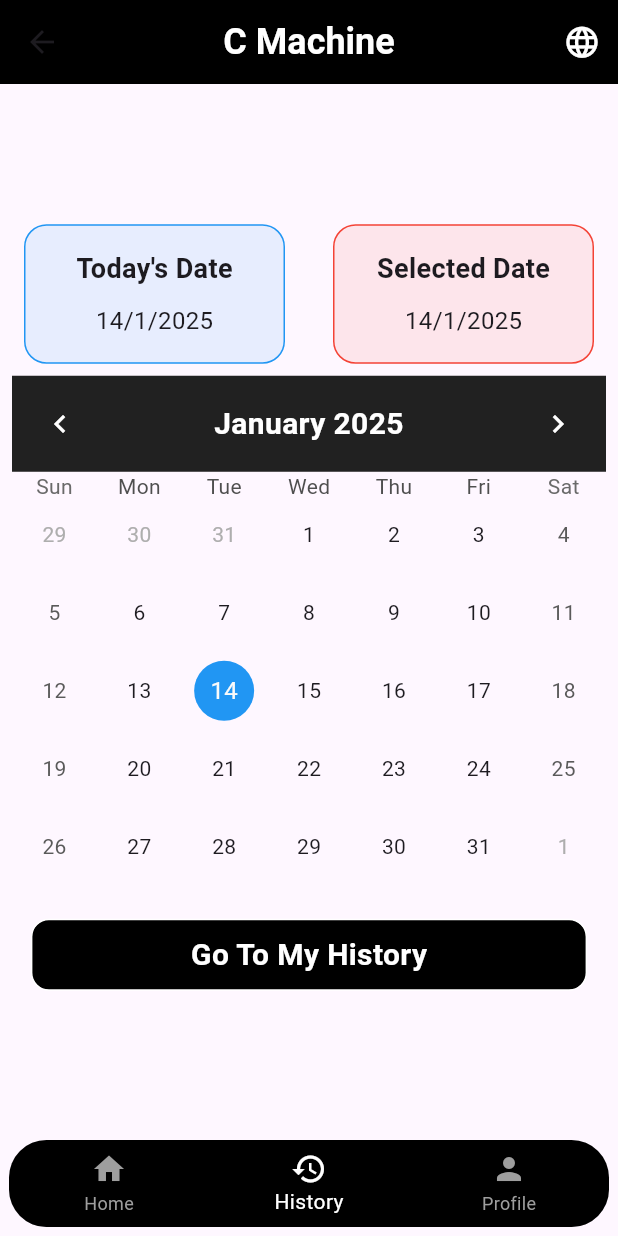
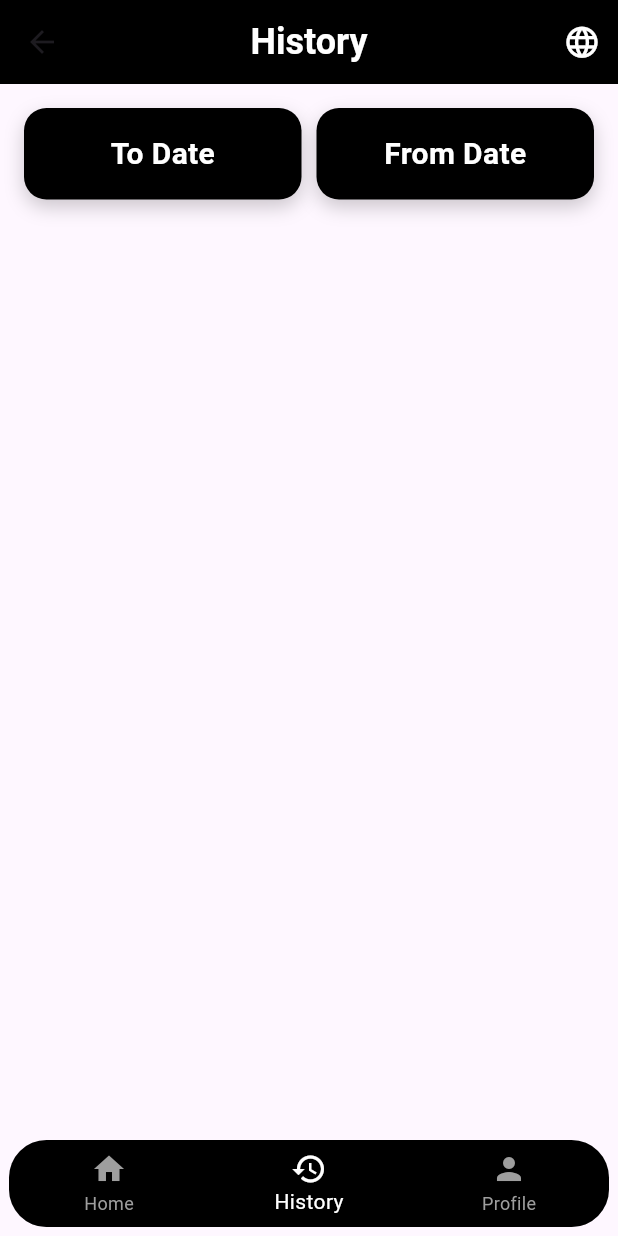
Before and after one commit to mazenelgaml/Clean-Machine, a Flutter app: the HistoryScreen screen opened directly, on a phone screen of 412 x 824 dp. Run offline on Flutter 3.47's test engine with Material 3 defaults, Android fonts, the light colour scheme and no system bars; drawn by our look-alikes of table_calendar; our stand-ins replace dio, get, image_picker, shared_preferences; accounts and stored records are empty.

Commit message:
Update history_screen.dart

```diff
--- a/lib/screens/history/history_screen/history_screen.dart
+++ b/lib/screens/history/history_screen/history_screen.dart
@@ -1,6 +1,5 @@
 import 'package:flutter/material.dart';
 import 'package:get/get.dart';
-import 'package:table_calendar/table_calendar.dart';
 
 import '../../../cutom_widgets/cutom_nav_bar.dart';
 import '../history_controller/history_controller.dart';
@@ -13,8 +12,41 @@ class HistoryScreen extends StatefulWidget {
 }
 
 class _HistoryScreenState extends State<HistoryScreen> {
-  DateTime _selectedDate = DateTime.now();
-  DateTime _todayDate = DateTime.now();
+  DateTime? _toDate;
+  DateTime? _fromDate;
+
+  void _selectDate(BuildContext context, {required bool isToDate}) async {
+    final DateTime? pickedDate = await showDatePicker(
+      context: context,
+      initialDate: DateTime.now(),
+      firstDate: DateTime(2000),
+      lastDate: DateTime(2100),
+      builder: (BuildContext context, Widget? child) {
+        return Theme(
+          data: ThemeData.dark().copyWith(
+            colorScheme: ColorScheme.dark(
+              primary: Colors.teal,
+              onPrimary: Colors.white,
+              surface: Colors.grey[850]!,
+              onSurface: Colors.white,
+            ),
+            dialogBackgroundColor: Colors.black,
+          ),
+          child: child!,
+        );
+      },
+    );
+
+    if (pickedDate != null) {
+      setState(() {
+        if (isToDate) {
+          _toDate = pickedDate;
+        } else {
+          _fromDate = pickedDate;
+        }
+      });
+    }
+  }
 
   @override
   Widget build(BuildContext context) {
@@ -26,7 +58,7 @@ class _HistoryScreenState extends State<HistoryScreen> {
               backgroundColor: Colors.black,
               leading: null,
               title: Text(
-          "C Machine",
+                "History",
                 style: TextStyle(
                   fontSize: 24,
                   fontWeight: FontWeight.bold,
@@ -47,137 +79,74 @@ class _HistoryScreenState extends State<HistoryScreen> {
                 ),
               ],
             ),
-      bottomNavigationBar: CustomNavBar(currentTabIndex: 1,),
-      body: Column(
-        mainAxisAlignment: MainAxisAlignment.center,
+            bottomNavigationBar: CustomNavBar(
+              currentTabIndex: 1,
+            ),
+            body: Padding(
+              padding: const EdgeInsets.all(16.0),
+              child: Column(
                 children: [
                   Row(
                     children: [
-              const SizedBox(height: 10),
                       Expanded(
-                child: Container(
-                  padding: const EdgeInsets.all(16.0),
-                  margin: const EdgeInsets.symmetric(horizontal: 16.0),
-                  decoration: BoxDecoration(
-                    color: Colors.blue.withOpacity(0.1),
-                    borderRadius: BorderRadius.circular(15),
-                    border: Border.all(color: Colors.blue),
-                  ),
-                  child: Column(
-                    mainAxisAlignment: MainAxisAlignment.center,
-                    children: [
-                      Text(
-                        "Today's Date",
-                        style: TextStyle(fontSize: 18, fontWeight: FontWeight.bold),
-                      ),
-                      const SizedBox(height: 10),
-                      Text(
-                        "${_todayDate.day}/${_todayDate.month}/${_todayDate.year}",
-                        style: const TextStyle(fontSize: 16),
-                      ),
-                    ],
+                        child: GestureDetector(
+                          onTap: () => _selectDate(context, isToDate: true),
+                          child: _buildDateContainer(
+                            _toDate,
+                            "To Date",
+                            Colors.black,
+                            Colors.white,
                           ),
                         ),
                       ),
-              const SizedBox(height: 10),
+                      const SizedBox(width: 10),
                       Expanded(
-                child: Container(
-                  padding: const EdgeInsets.all(16.0),
-                  margin: const EdgeInsets.symmetric(horizontal: 16.0),
-                  decoration: BoxDecoration(
-                    color: Colors.red.withOpacity(0.1),
-                    borderRadius: BorderRadius.circular(15),
-                    border: Border.all(color: Colors.red),
-                  ),
-                  child: Column(
-                    mainAxisAlignment: MainAxisAlignment.center,
-                    children: [
-                      Text(
-                        "Selected Date",
-                        style: TextStyle(fontSize: 18, fontWeight: FontWeight.bold),
-                      ),
-                      const SizedBox(height: 10),
-                      Text(
-                        "${_selectedDate.day}/${_selectedDate.month}/${_selectedDate.year}",
-                        style: const TextStyle(fontSize: 16),
-                      ),
-                    ],
+                        child: GestureDetector(
+                          onTap: () => _selectDate(context, isToDate: false),
+                          child: _buildDateContainer(
+                            _fromDate,
+                            "From Date",
+                            Colors.black,
+                            Colors.white,
                           ),
                         ),
                       ),
                     ],
                   ),
-          Padding(
-            padding: const EdgeInsets.all(8.0),
-            child: TableCalendar(
-              focusedDay: _todayDate,
-              firstDay: DateTime(2000),
-              lastDay: DateTime(2100),
-              calendarStyle: CalendarStyle(
-                selectedDecoration: BoxDecoration(
-                  color: Colors.blue,
-                  shape: BoxShape.circle,
-                ),
-                todayDecoration: BoxDecoration(
-                  color: Colors.green,
-                  shape: BoxShape.circle,
+                ],
               ),
             ),
-              headerStyle: HeaderStyle(
-                formatButtonVisible: false, // إخفاء زر تغيير العرض
-                titleCentered: true, // جعل العنوان في المنتصف
+          );
+        });
+  }
+
+  Widget _buildDateContainer(
+      DateTime? date, String label, Color bgColor, Color textColor) {
+    return Container(
+      padding: const EdgeInsets.symmetric(vertical: 16.0, horizontal: 12.0),
       decoration: BoxDecoration(
-                  color: Colors.grey[900], // لون الخلفية أفتح من الأسود
+        color: bgColor,
+        borderRadius: BorderRadius.circular(15),
+        boxShadow: [
+          BoxShadow(
+            color: Colors.black.withOpacity(0.2),
+            blurRadius: 10,
+            offset: const Offset(0, 5),
           ),
-                titleTextStyle: TextStyle(
-                  fontSize: 20,
-                  fontWeight: FontWeight.bold,
-                  color: Colors.white, // لون النص أبيض
-                ),
-                leftChevronIcon: Icon(
-                  Icons.chevron_left,
-                  color: Colors.white, // لون السهم الأبيض
-                ),
-                rightChevronIcon: Icon(
-                  Icons.chevron_right,
-                  color: Colors.white, // لون السهم الأبيض
-                ),
-              ),
-              selectedDayPredicate: (day) => isSameDay(_selectedDate, day),
-              onDaySelected: (selectedDay, focusedDay) {
-                setState(() {
-                  _selectedDate = selectedDay;
-                });
-              },
-            )
-
-
-          ),
-          SizedBox(height: 14,),
-          GestureDetector(
-            child: Container(
-              width: Get.width * 0.9,
-              height: 48,
-              decoration: BoxDecoration(
-                color: Colors.black,
-                borderRadius: BorderRadius.circular(12),
-                border: Border.all(color: Colors.white),
+        ],
       ),
       child: Center(
         child: Text(
-                  "Go To My History",
+          date != null
+              ? "${date.day}/${date.month}/${date.year}"
+              : label,
           style: TextStyle(
-                    color: Colors.white,
             fontSize: 20,
-                    fontWeight: FontWeight.bold,
+            fontWeight: FontWeight.w600,
+            color: textColor,
           ),
         ),
       ),
-            ),
-          ),
-        ],
-      ),
-
-    );});
+    );
   }
 }
```
Lines whose indentation alone changed are shown as unchanged.
